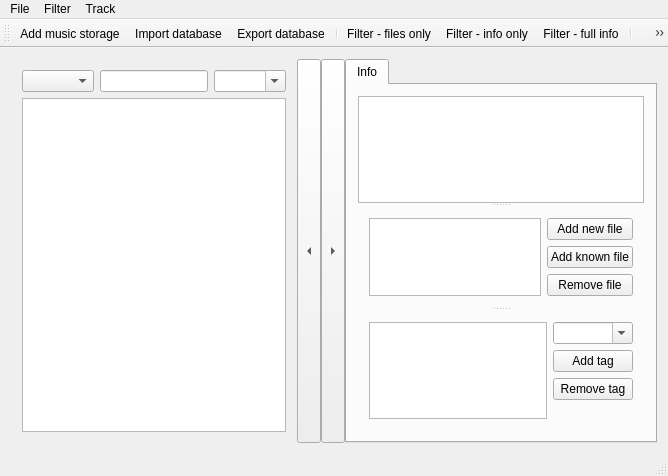
The window that mainwindow.ui (baldisbk/trackdb) describes before a commit, drawn with Qt 5.
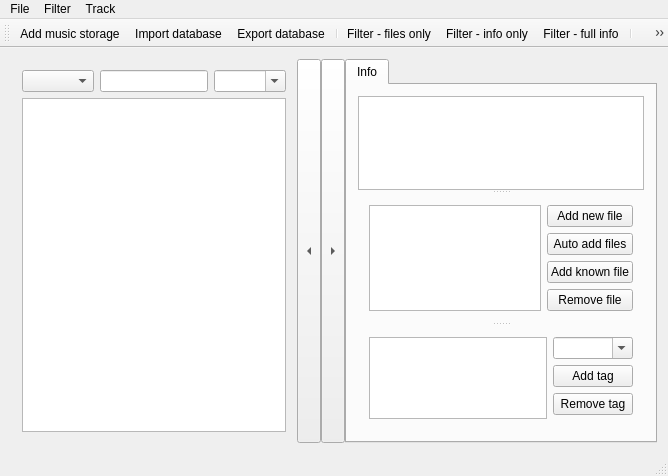
The same window after the commit. Icons and pictures are not drawn.

Commit message: Checkpoint: auto add files & fix changed state

Diff of the .ui file:
```diff
--- a/mainwindow.ui
+++ b/mainwindow.ui
@@ -146,6 +146,13 @@
                    </property>
                   </widget>
                  </item>
+                 <item>
+                  <widget class="QPushButton" name="autoFileButton">
+                   <property name="text">
+                    <string>Auto add files</string>
+                   </property>
+                  </widget>
+                 </item>
                  <item>
                   <widget class="QPushButton" name="moveFileButton">
                    <property name="text">
```
The commit also changes 4 other files.
